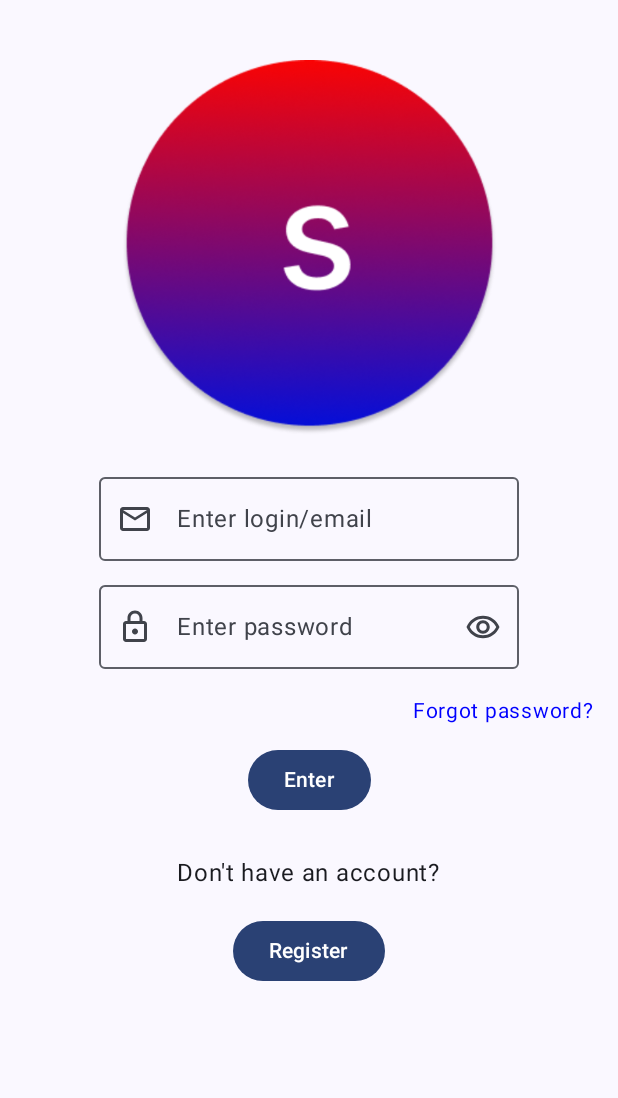
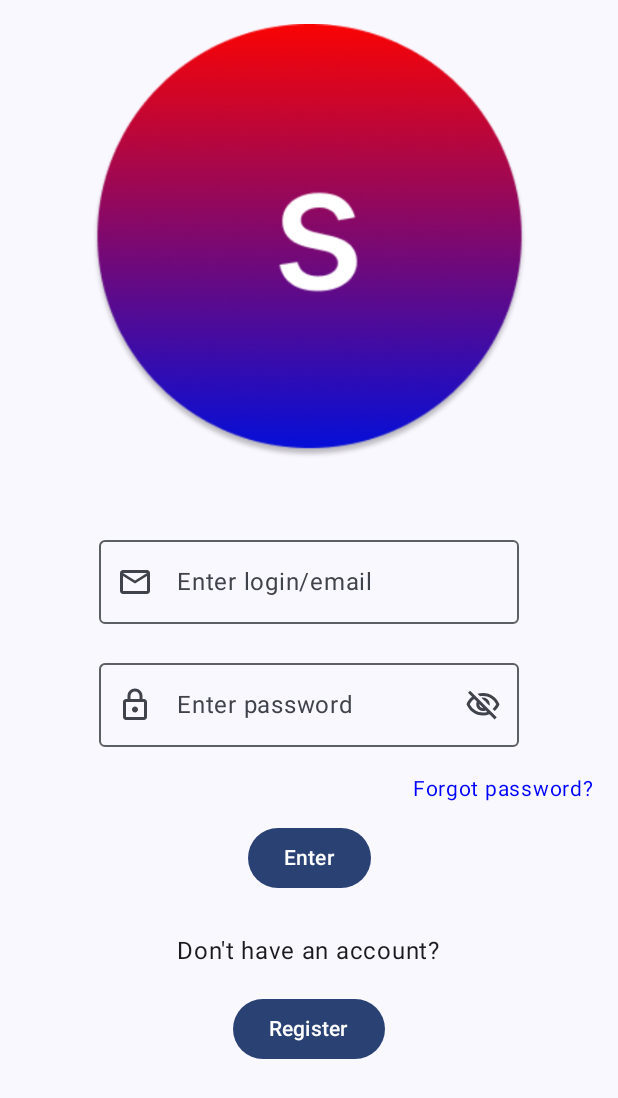
Before and after one commit to RomanAisly/SportScan, an Android app built with Jetpack Compose: the screen it shows after launch (MainActivity), on a phone screen of 412 x 824 dp. Shown: the top 1098 px of the screen. Run offline under Robolectric (Android 15) with nearby library versions, the phone set to English and light mode, and no system bars; our stand-ins replace Dagger/Hilt's generated code.

Commit message:
add viewmodels for new screens

```diff
--- a/app/src/main/java/com/sportscan/App.kt
+++ b/app/src/main/java/com/sportscan/App.kt
@@ -1,5 +1,7 @@
 package com.sportscan
 
 import android.app.Application
+import dagger.hilt.android.HiltAndroidApp
 
+@HiltAndroidApp
 class App: Application()
--- a/app/src/main/java/com/sportscan/MainActivity.kt
+++ b/app/src/main/java/com/sportscan/MainActivity.kt
@@ -7,7 +7,9 @@
 import androidx.navigation.compose.rememberNavController
 import com.sportscan.domain.navigation.NavGraph
 import com.sportscan.ui.theme.SportScanTheme
+import dagger.hilt.android.AndroidEntryPoint
 
+@AndroidEntryPoint
 class MainActivity : ComponentActivity() {
     override fun onCreate(savedInstanceState: Bundle?) {
         super.onCreate(savedInstanceState)
--- a/app/src/main/java/com/sportscan/domain/navigation/NavGraph.kt
+++ b/app/src/main/java/com/sportscan/domain/navigation/NavGraph.kt
@@ -31,14 +31,15 @@
             }
         }
         composable<NavScreens.LoginScreen> {
-            LoginScreen {
+            LoginScreen(navigateTo = {
                 navHostController.navigate(it)
-            }
+            })
+
         }
         composable<NavScreens.RegisterScreen> {
-            RegisterScreen {
+            RegisterScreen(navigateTo = {
                 navHostController.navigate(it)
-            }
+            })
         }
         composable<NavScreens.ProfileScreen> {
             ProfileScreen {
--- a/app/src/main/java/com/sportscan/ui/screens/LoginScreen.kt
+++ b/app/src/main/java/com/sportscan/ui/screens/LoginScreen.kt
@@ -4,20 +4,28 @@
 import androidx.compose.foundation.background
 import androidx.compose.foundation.clickable
 import androidx.compose.foundation.layout.Column
+import androidx.compose.foundation.layout.Spacer
 import androidx.compose.foundation.layout.fillMaxSize
+import androidx.compose.foundation.layout.height
 import androidx.compose.foundation.layout.padding
 import androidx.compose.foundation.layout.size
 import androidx.compose.foundation.text.KeyboardOptions
 import androidx.compose.material.icons.Icons
 import androidx.compose.material.icons.outlined.Email
 import androidx.compose.material.icons.outlined.Lock
-import androidx.compose.material.icons.outlined.RemoveRedEye
+import androidx.compose.material.icons.outlined.Visibility
+import androidx.compose.material.icons.outlined.VisibilityOff
 import androidx.compose.material3.Button
 import androidx.compose.material3.Icon
 import androidx.compose.material3.MaterialTheme
 import androidx.compose.material3.OutlinedTextField
 import androidx.compose.material3.Text
 import androidx.compose.runtime.Composable
+import androidx.compose.runtime.collectAsState
+import androidx.compose.runtime.getValue
+import androidx.compose.runtime.mutableStateOf
+import androidx.compose.runtime.remember
+import androidx.compose.runtime.setValue
 import androidx.compose.ui.Alignment
 import androidx.compose.ui.Modifier
 import androidx.compose.ui.graphics.Color
@@ -26,31 +34,48 @@
 import androidx.compose.ui.text.TextStyle
 import androidx.compose.ui.text.font.FontStyle
 import androidx.compose.ui.text.input.KeyboardType
+import androidx.compose.ui.text.input.PasswordVisualTransformation
+import androidx.compose.ui.text.input.VisualTransformation
 import androidx.compose.ui.tooling.preview.Preview
 import androidx.compose.ui.unit.dp
 import androidx.compose.ui.unit.sp
+import androidx.lifecycle.viewmodel.compose.viewModel
 import com.sportscan.R
 import com.sportscan.domain.navigation.NavScreens
+import com.sportscan.ui.viewmodels.LoginScreeViewModel
 
 @Composable
-fun LoginScreen(modifier: Modifier = Modifier, navigateTo: (NavScreens) -> Unit) {
+fun LoginScreen(
+    modifier: Modifier = Modifier, navigateTo: (NavScreens) -> Unit,
+    loginViewModel: LoginScreeViewModel = viewModel()
+) {
+    val login by loginViewModel.login.collectAsState()
+    val password by loginViewModel.password.collectAsState()
+
+    var passwordVisible by remember { mutableStateOf(false) }
+
     Column(
         modifier
             .fillMaxSize()
             .background(MaterialTheme.colorScheme.background),
         horizontalAlignment = Alignment.CenterHorizontally
     ) {
+
+        Spacer(modifier = Modifier.height(16.dp))
+
         Image(
             painter = painterResource(id = R.drawable.logo), contentDescription = "",
             modifier = Modifier
-                .size(290.dp)
-                .padding(top = 40.dp),
+                .size(290.dp),
             contentScale = ContentScale.Fit,
             alignment = Alignment.TopCenter
         )
+
+        Spacer(modifier = Modifier.height(26.dp))
+
         OutlinedTextField(
-            value = "",
-            onValueChange = {},
+            value = login,
+            onValueChange = login.let { loginViewModel::updateLogin },
             keyboardOptions = KeyboardOptions(keyboardType = KeyboardType.Email),
             textStyle = TextStyle(fontSize = 18.sp, fontStyle = FontStyle.Normal),
             leadingIcon = { Icon(imageVector = Icons.Outlined.Email, contentDescription = "") },
@@ -58,29 +83,42 @@
             modifier = Modifier.padding(top = 28.dp)
         )
 
+        Spacer(modifier = Modifier.height(10.dp))
+
         OutlinedTextField(
-            value = "",
-            onValueChange = {},
+            value = password,
+            onValueChange = password.let { loginViewModel::updatePassword },
             keyboardOptions = KeyboardOptions(keyboardType = KeyboardType.Password),
-            textStyle = TextStyle(fontSize = 18.sp, fontStyle = FontStyle.Normal),
+            textStyle = TextStyle(fontSize = 18.sp),
             leadingIcon = { Icon(imageVector = Icons.Outlined.Lock, contentDescription = "") },
             trailingIcon = {
+                val iconVisibilityPassword = if (passwordVisible) {
+                    Icons.Outlined.Visibility
+                } else {
+                    Icons.Outlined.VisibilityOff
+                }
                 Icon(
-                    imageVector = Icons.Outlined.RemoveRedEye,
-                    contentDescription = "",
-                    modifier = Modifier.clickable {
-
-                    }
+                    imageVector = iconVisibilityPassword,
+                    contentDescription = if (passwordVisible) "Hide password" else "Show password",
+                    modifier = Modifier.clickable { passwordVisible = !passwordVisible }
                 )
             },
-            placeholder = { Text(text = "Enter password") },
-            modifier = Modifier.padding(top = 16.dp)
+            modifier = Modifier
+                .padding(top = 16.dp),
+            visualTransformation = if (passwordVisible) {
+                VisualTransformation.None
+            } else {
+                PasswordVisualTransformation()
+            },
+            placeholder = { Text(text = "Enter password") }
         )
+
         Text(
             text = "Forgot password?",
             modifier = Modifier
                 .padding(top = 16.dp, end = 16.dp)
-                .align(Alignment.End),
+                .align(Alignment.End)
+                .clickable { },
             fontSize = 14.sp,
             color = Color.Blue
         )
@@ -112,7 +150,5 @@
 @Preview(showBackground = true)
 @Composable
 private fun Preview() {
-    LoginScreen {
-
-    }
+    LoginScreen(navigateTo = {})
 }
--- /dev/null
+++ b/app/src/main/java/com/sportscan/ui/viewmodels/LoginScreeViewModel.kt
@@ -0,0 +1,25 @@
+package com.sportscan.ui.viewmodels
+
+import androidx.lifecycle.ViewModel
+import dagger.hilt.android.lifecycle.HiltViewModel
+import kotlinx.coroutines.flow.MutableStateFlow
+import kotlinx.coroutines.flow.asStateFlow
+
+
+class LoginScreeViewModel : ViewModel() {
+
+    private val _login = MutableStateFlow("")
+    val login = _login.asStateFlow()
+
+    private val _password = MutableStateFlow("")
+    val password = _password.asStateFlow()
+
+    fun updateLogin(login: String) {
+        _login.value = login
+    }
+
+    fun updatePassword(password: String) {
+        _password.value = password
+    }
+
+}
--- a/gradle/libs.versions.toml
+++ b/gradle/libs.versions.toml
@@ -1,5 +1,5 @@
 [versions]
-agp = "8.5.1"
+agp = "8.5.2"
 kotlin = "2.0.0"
 coreKtx = "1.13.1"
 junit = "4.13.2"
```
Also changed, not shown: app/src/main/java/com/sportscan/ui/screens/RegisterScreen.kt (+57 -26 lines), app/src/main/java/com/sportscan/ui/viewmodels/RegisterScreenViewModel.kt (added, +30 -0 lines).
